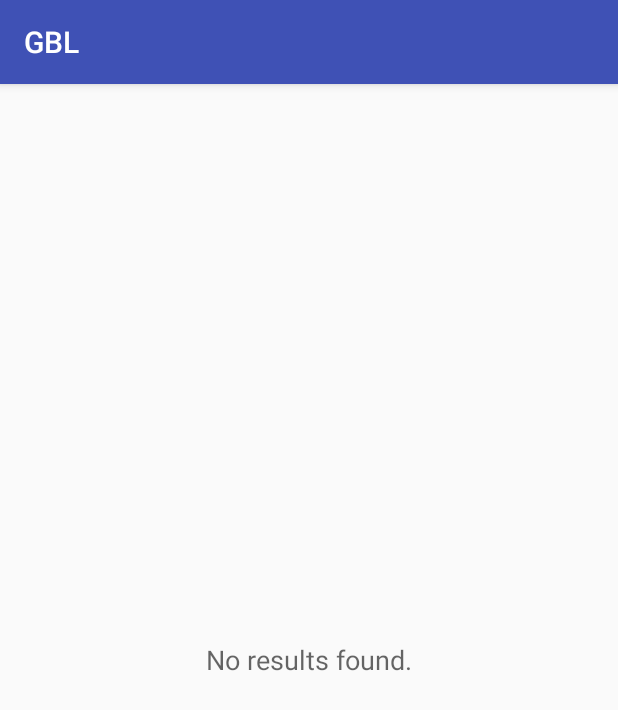
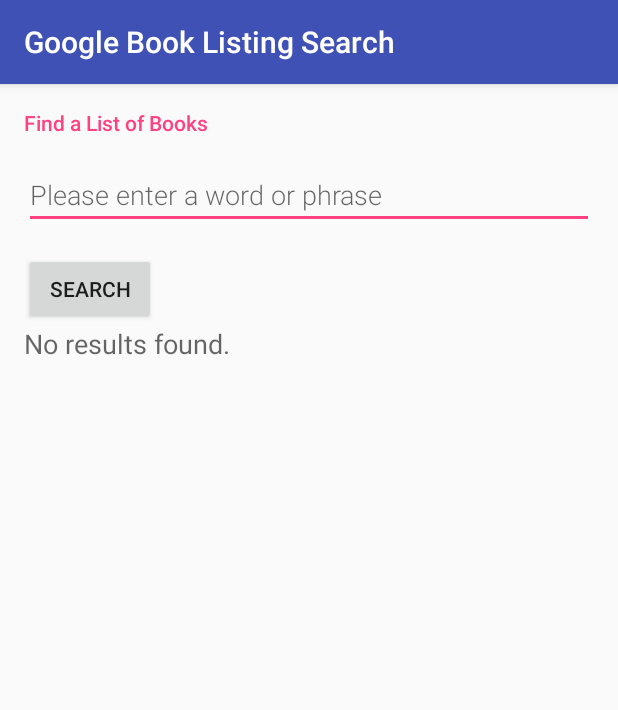
Before and after one commit to waakye/GoogleBooks, an Android app: the screen it shows after launch (MainActivity), on a phone screen of 412 x 824 dp. Shown: the top 710 px of the screen. Run offline under Robolectric (Android 15) with nearby library versions, the phone set to English and light mode, and no system bars.

Commit message:
Change activity_search layout and add strings

```diff
--- a/app/src/main/res/layout/activity_search.xml
+++ b/app/src/main/res/layout/activity_search.xml
@@ -4,11 +4,45 @@
     android:layout_width="match_parent"
     android:layout_height="match_parent">
 
+    <LinearLayout
+        android:layout_width="match_parent"
+        android:layout_height="match_parent"
+        android:orientation="vertical"
+        android:padding="@dimen/activity_margin">
+
+    <!-- Label -->
+    <TextView
+        android:layout_width="wrap_content"
+        android:layout_height="wrap_content"
+        android:fontFamily="sans-serif-medium"
+        android:text="@string/find_a_list_of_books"
+        android:textAppearance="?android:textAppearanceSmall"
+        android:textColor="@color/colorAccent" />
+
+    <EditText
+        android:id="@+id/edit_search_terms"
+        android:layout_width="match_parent"
+        android:layout_height="wrap_content"
+        android:layout_marginTop="@dimen/activity_vertical_margin"
+        android:fontFamily="sans-serif-light"
+        android:hint="@string/enter_word_or_phrase"
+        android:inputType="textCapWords"
+        android:textAppearance="?android:textAppearanceMedium" />
+
+    <Button
+        android:id="@+id/search_button"
+        android:layout_width="wrap_content"
+        android:layout_height="wrap_content"
+        android:layout_marginTop="@dimen/activity_vertical_margin"
+        android:text="@string/search" />
+
+    <!-- Display Results -->
+
     <ListView xmlns:android="http://schemas.android.com/apk/res/android"
         android:id="@+id/listview_booklisting"
         android:layout_width="match_parent"
         android:layout_height="match_parent"
-        android:padding="@dimen/activity_padding" />
+        android:padding="@dimen/activity_margin" />
 
     <!-- Empty view is only visible when the list has no items. -->
     <TextView
@@ -27,4 +61,5 @@
         android:layout_height="wrap_content"
         android:layout_centerInParent="true"/>
 
+    </LinearLayout>
 </RelativeLayout>
--- a/app/src/main/res/layout/booklisting_list_item.xml
+++ b/app/src/main/res/layout/booklisting_list_item.xml
@@ -4,7 +4,7 @@
     android:orientation="vertical"
     android:layout_width="match_parent"
     android:layout_height="match_parent"
-    android:padding="@dimen/activity_padding">
+    android:padding="@dimen/activity_margin">
 
     <TextView
         android:id="@+id/book_title"
--- a/app/src/main/res/values/dimens.xml
+++ b/app/src/main/res/values/dimens.xml
@@ -1,4 +1,6 @@
 <?xml version="1.0" encoding="utf-8"?>
 <resources>
-    <dimen name="activity_padding">16dp</dimen>
+    <dimen name="activity_margin">16dp</dimen>
+    <dimen name="activity_vertical_margin">16dp</dimen>
+    <dimen name="activity_horizontal_margin">16dp</dimen>
 </resources>
--- a/app/src/main/res/values/strings.xml
+++ b/app/src/main/res/values/strings.xml
@@ -1,8 +1,11 @@
 <resources>
-    <string name="app_name">GBL</string>
+    <string name="app_name">Google Book Listing Search</string>
     <string name="app_label">Book Search Powered by Google</string>
     <string name="search_hint">Enter book keywords</string>
     <string name="no_description">No description provided.</string>
     <string name="no_results_found">No results found.</string>
     <string name="no_internet_connection">No Internet connection.</string>
+    <string name="find_a_list_of_books">Find a List of Books</string>
+    <string name="enter_word_or_phrase">Please enter a word or phrase</string>
+    <string name="search">Search</string>
 </resources>
```
